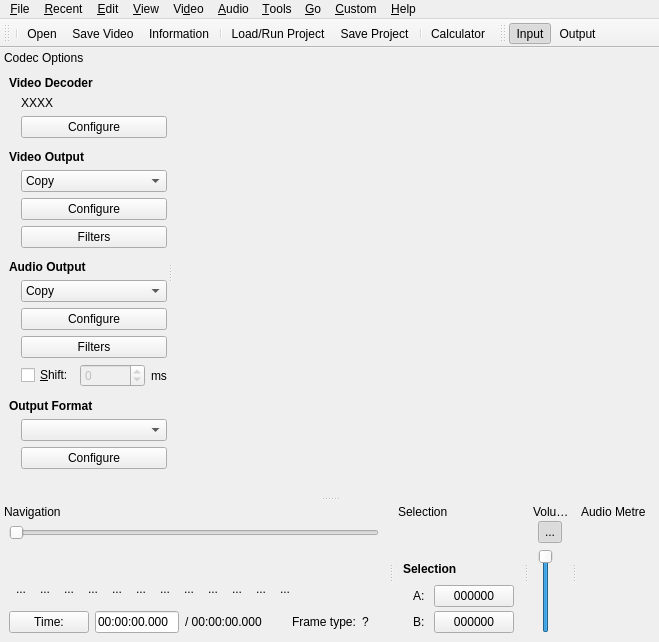
Old version of the form branches/avidemux_2.6_branch_mean/avidemux/qt4/ADM_userInterfaces/ADM_gui/gui2.ui in the repository BackupTheBerlios/avidemux-svn.
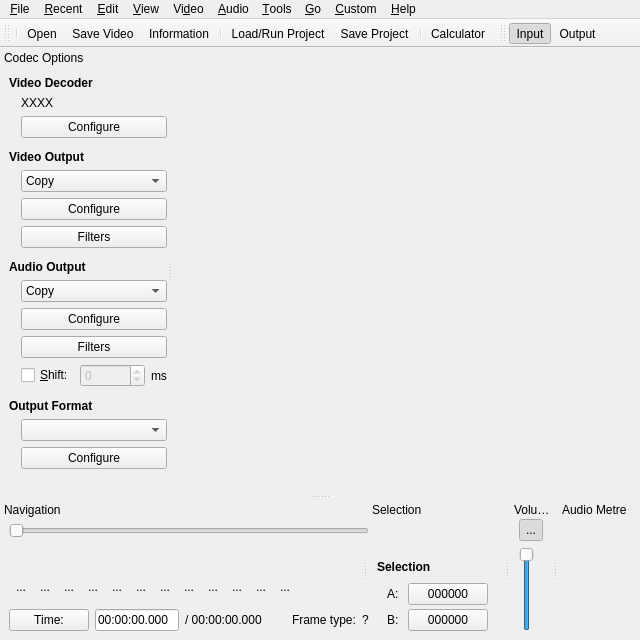
New version of the form. Icons and pictures are not drawn. Custom widgets are drawn as their Qt base class.

The edit to the form file:
```diff
--- a/branches/avidemux_2.6_branch_mean/avidemux/qt4/ADM_userInterfaces/ADM_gui/gui2.ui
+++ b/branches/avidemux_2.6_branch_mean/avidemux/qt4/ADM_userInterfaces/ADM_gui/gui2.ui
@@ -7,10 +7,16 @@
    <rect>
     <x>0</x>
     <y>0</y>
-    <width>659</width>
-    <height>642</height>
+    <width>640</width>
+    <height>640</height>
    </rect>
   </property>
+  <property name="minimumSize">
+   <size>
+    <width>640</width>
+    <height>640</height>
+   </size>
+  </property>
   <property name="windowTitle">
    <string>Avidemux</string>
   </property>
@@ -99,8 +105,8 @@
     <rect>
      <x>0</x>
      <y>0</y>
-     <width>659</width>
-     <height>22</height>
+     <width>640</width>
+     <height>19</height>
     </rect>
    </property>
    <widget class="QMenu" name="menuHelp">
@@ -1266,8 +1272,8 @@
    </property>
    <property name="minimumSize">
     <size>
-     <width>120</width>
-     <height>0</height>
+     <width>136</width>
+     <height>137</height>
     </size>
    </property>
    <property name="features">
```
